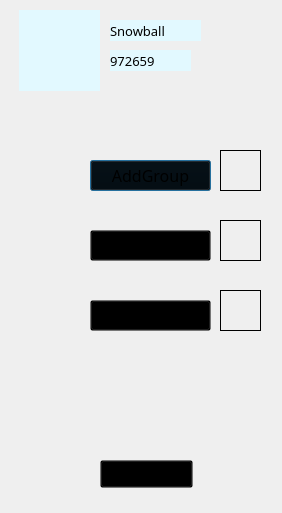
Old version of the form chat/moredetail.ui in the repository Snowball-Di/cs2021_qt_chat.
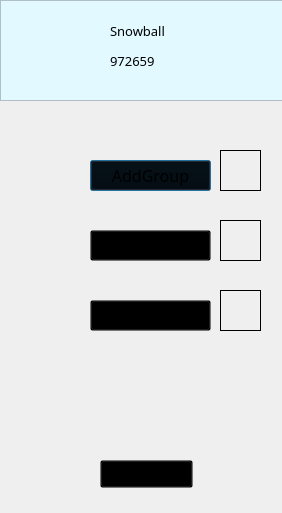
New version of the form. Icons and pictures are not drawn.

```diff
--- a/chat/moredetail.ui
+++ b/chat/moredetail.ui
@@ -35,12 +35,12 @@
     <rect>
      <x>0</x>
      <y>0</y>
-     <width>271</width>
+     <width>291</width>
      <height>101</height>
     </rect>
    </property>
    <property name="styleSheet">
-    <string notr="true">background:transparent;</string>
+    <string notr="true">background-color: rgb(226, 249, 255);</string>
    </property>
    <property name="frameShape">
     <enum>QFrame::StyledPanel</enum>
```
